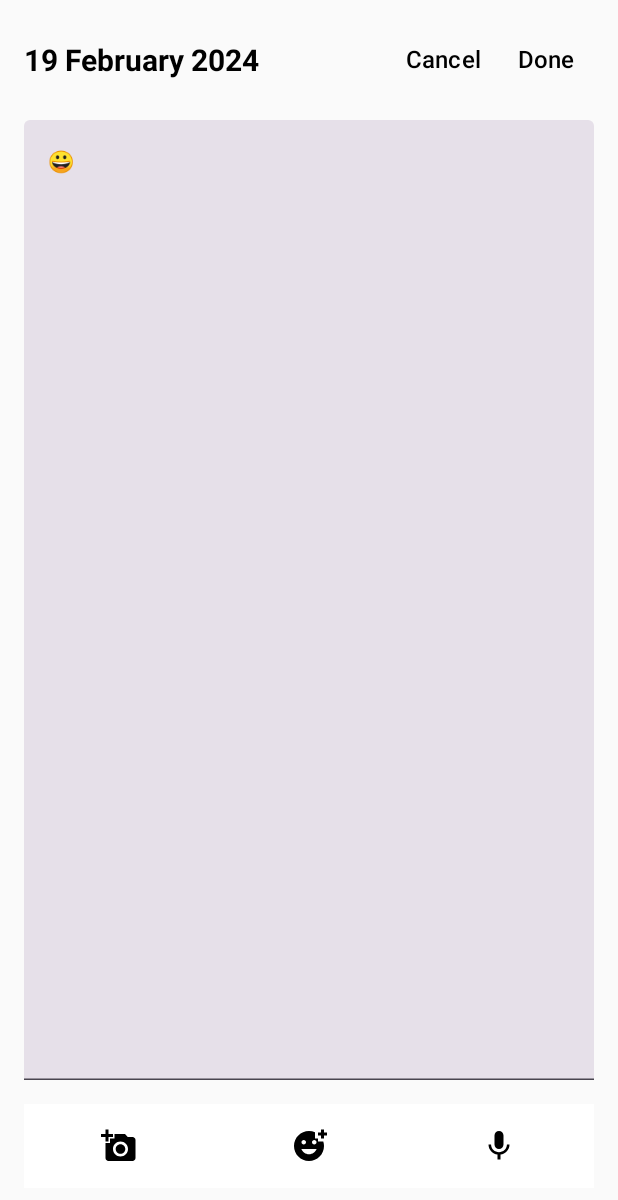
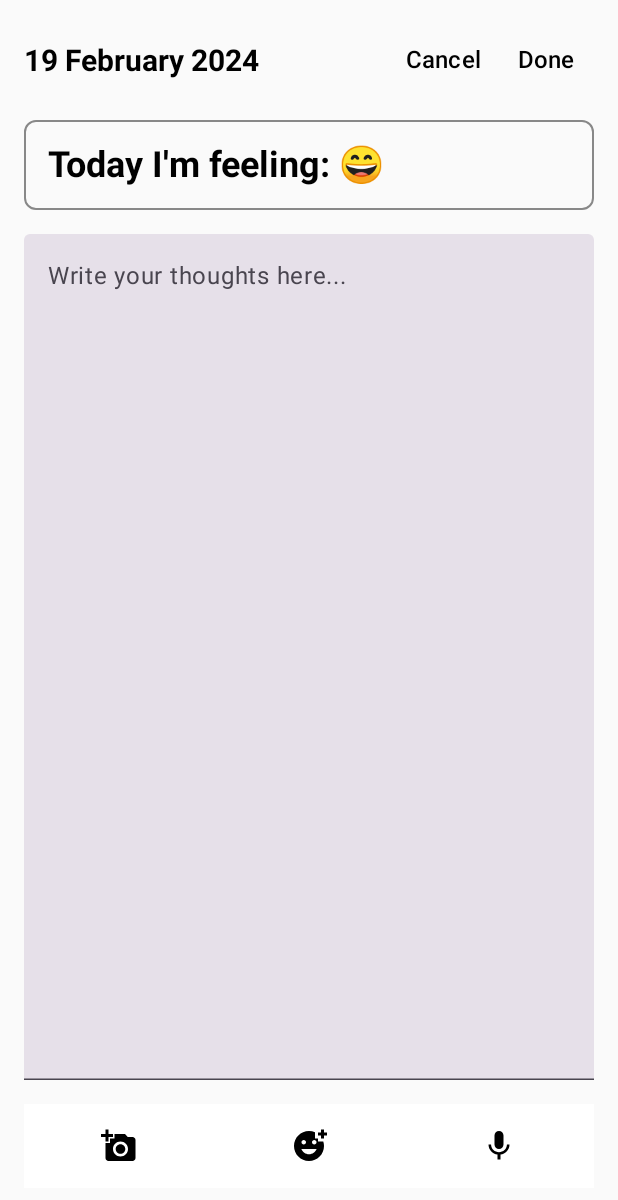
Before and after one commit to selemem/Gustavo_Final_Project, an Android app built with Jetpack Compose: the NewEntryActivity screen opened directly, with no data from a screen before it, after a tap on an icon or button, on a phone screen of 412 x 824 dp. Shown: the top 1200 px of the screen. Run offline under Robolectric (Android 15) with nearby library versions, the phone set to English and light mode, and no system bars.

Commit message:
card added for mood selection.

```diff
--- a/app/src/main/java/com/example/gustavo_final_project/CalendarActivity.kt
+++ b/app/src/main/java/com/example/gustavo_final_project/CalendarActivity.kt
@@ -6,6 +6,7 @@ import android.view.ViewGroup
 import android.widget.CalendarView
 import androidx.activity.ComponentActivity
 import androidx.activity.compose.setContent
+import androidx.compose.foundation.layout.Box
 import androidx.compose.foundation.layout.fillMaxSize
 import androidx.compose.foundation.layout.padding
 import androidx.compose.runtime.Composable
@@ -13,6 +14,7 @@ import androidx.compose.runtime.getValue
 import androidx.compose.runtime.mutableStateOf
 import androidx.compose.runtime.setValue
 import androidx.compose.ui.Modifier
+import androidx.compose.ui.graphics.Color
 import androidx.compose.ui.unit.dp
 import androidx.compose.ui.viewinterop.AndroidView
 import java.util.Calendar
@@ -62,7 +64,7 @@ class CalendarActivity : ComponentActivity(), MenuItemClickListener {
         val intent = when (item) {
             "Entries" -> Intent(this, HomePageActivity::class.java)
             "Calendar" -> Intent(this, CalendarActivity::class.java)
-            "Mood" -> Intent(this, MoodActivity::class.java)
+            "History" -> Intent(this, MoodActivity::class.java)
             "Settings" -> Intent(this, SettingsActivity::class.java)
             else -> null
         }
--- a/app/src/main/java/com/example/gustavo_final_project/NewEntryActivity.kt
+++ b/app/src/main/java/com/example/gustavo_final_project/NewEntryActivity.kt
@@ -1,60 +1,39 @@
 package com.example.gustavo_final_project
 
-import android.annotation.SuppressLint
 import android.app.Activity
-import android.content.ContentResolver
 import android.content.Intent
-import android.graphics.BitmapFactory
-import android.net.Uri
 import android.os.Bundle
 import android.speech.RecognizerIntent
 import androidx.activity.ComponentActivity
 import androidx.activity.compose.rememberLauncherForActivityResult
 import androidx.activity.compose.setContent
 import androidx.activity.result.contract.ActivityResultContracts
+import androidx.compose.foundation.border
 import androidx.compose.foundation.horizontalScroll
 import androidx.compose.foundation.layout.*
 import androidx.compose.foundation.rememberScrollState
-import androidx.compose.foundation.text.KeyboardActions
-import androidx.compose.foundation.text.KeyboardOptions
+import androidx.compose.foundation.shape.RoundedCornerShape
 import androidx.compose.material.*
 import androidx.compose.material.icons.Icons
-import androidx.compose.material.icons.filled.ArrowBack
-import androidx.compose.material.icons.filled.Star
-import androidx.compose.material3.BottomAppBar
-import androidx.compose.material3.Button
-import androidx.compose.material3.ExperimentalMaterial3Api
 import androidx.compose.material3.Icon
 import androidx.compose.material3.IconButton
-import androidx.compose.material3.LocalTextStyle
-import androidx.compose.material3.MaterialTheme
-import androidx.compose.material3.Scaffold
-import androidx.compose.material3.Surface
 import androidx.compose.material3.Text
 import androidx.compose.material3.TextButton
 import androidx.compose.material3.TextField
-import androidx.compose.material3.TextFieldDefaults
-import androidx.compose.material3.TopAppBar
 import androidx.compose.runtime.*
 import androidx.compose.ui.Alignment
-import androidx.compose.ui.ExperimentalComposeUiApi
 import androidx.compose.ui.Modifier
 import androidx.compose.ui.graphics.Color
-import androidx.compose.ui.platform.LocalSoftwareKeyboardController
 import androidx.compose.ui.text.font.FontWeight
-import androidx.compose.ui.text.input.ImeAction
-import androidx.compose.ui.text.input.KeyboardType
-import androidx.compose.ui.tooling.preview.Preview
 import androidx.compose.ui.unit.dp
 import androidx.compose.ui.unit.sp
 import java.text.SimpleDateFormat
 import java.util.*
 import androidx.compose.material.icons.extended.*
 import androidx.compose.material.icons.filled.AddAPhoto
-import androidx.compose.material.icons.filled.AddPhotoAlternate
 import androidx.compose.material.icons.filled.AddReaction
-import androidx.compose.material.icons.filled.KeyboardVoice
 import androidx.compose.material.icons.filled.Mic
+import androidx.compose.material3.ExperimentalMaterial3Api
 import androidx.compose.ui.text.style.TextAlign
 
 
@@ -64,7 +43,7 @@ class NewEntryActivity : ComponentActivity() {
         super.onCreate(savedInstanceState)
         setContent {
             val entry = intent.getParcelableExtra<Entry>("entry") // Retrieve the entry from intent extras
-            NewEntryScreen(this@NewEntryActivity, entry) { entryText, currentDate ->
+            NewEntryScreen(this@NewEntryActivity, entry) { entryText, currentDate, selectedMood ->
                 // Add the entry to the map with the current date
                 val dateInMillis = Calendar.getInstance().timeInMillis
                 entriesByDate[dateInMillis] = Entry(entryText, currentDate)
@@ -73,12 +52,12 @@ class NewEntryActivity : ComponentActivity() {
     }
 }
 
-@OptIn(ExperimentalComposeUiApi::class, ExperimentalMaterial3Api::class)
+@OptIn(ExperimentalMaterial3Api::class)
 @Composable
 fun NewEntryScreen(
     activity: Activity,
     entry: Entry?,
-    onEntryAdded: (String, String) -> Unit
+    onEntryAdded: (String, String, String?) -> Unit // Add a parameter for mood
 ) {
     var textState by remember { mutableStateOf(entry?.text ?: "") } // Set initial text to entry's text if available
     val currentDate = remember {
@@ -86,6 +65,7 @@ fun NewEntryScreen(
     }
 
     var expanded by remember { mutableStateOf(false) }
+    var selectedMood by remember { mutableStateOf<String?>(null) } // Store the selected mood
 
     val launcher = rememberLauncherForActivityResult(ActivityResultContracts.GetContent()) { uri ->
         // Handle the selected image URI here
@@ -107,11 +87,11 @@ fun NewEntryScreen(
     }
 
     val moods = listOf(
-        Pair("\uD83D\uDE00", Color.Green),     // 😄
-        Pair("\uD83D\uDE42", Color.Yellow),    // 🙂
-        Pair("\uD83D\uDE10", Color.Red),       // 😐
-        Pair("\uD83D\uDE1E", Color.Green),     // 😞
-        Pair("\uD83D\uDE22", Color.Red),       // 😢
+        Pair("\uD83D\uDE00", "😄"),     // 😄
+        Pair("\uD83D\uDE42", "🙂"),    // 🙂
+        Pair("\uD83D\uDE10", "😐"),       // 😐
+        Pair("\uD83D\uDE1E", "😞"),     // 😞
+        Pair("\uD83D\uDE22", "😢"),       // 😢
     )
 
     Column(
@@ -145,7 +125,7 @@ fun NewEntryScreen(
                     val currentDate = SimpleDateFormat("dd MMMM yyyy", Locale.getDefault()).format(Date())
 
                     // Call the callback to add the entry to the map
-                    onEntryAdded(entryText, currentDate)
+                    onEntryAdded(entryText, currentDate, selectedMood) // Pass the selected mood
 
                     val intent = Intent().apply {
                         putExtra("entryText", entryText)
@@ -163,6 +143,25 @@ fun NewEntryScreen(
                 }
             }
         }
+
+        // Mood selection section
+        selectedMood?.let { mood ->
+            Box(
+                modifier = Modifier
+                    .fillMaxWidth()
+                    .border(1.dp, Color.Gray, shape = RoundedCornerShape(8.dp))
+            ) {
+                Text(
+                    text = "Today I'm feeling: $mood",
+                    fontSize = 24.sp,
+                    color = Color.Black,
+                    fontWeight = FontWeight.Bold,
+                    modifier = Modifier.padding(16.dp)
+                )
+            }
+        }
+
+        // TextField for entering thoughts
         TextField(
             value = textState,
             onValueChange = { textState = it },
@@ -230,10 +229,10 @@ fun NewEntryScreen(
                     modifier = Modifier.horizontalScroll(rememberScrollState()),
                     horizontalArrangement = Arrangement.spacedBy(16.dp)
                 ) {
-                    moods.forEach { (emoji, color) ->
+                    moods.forEach { (emoji, mood) ->
                         IconButton(
                             onClick = {
-                                textState += emoji // Append the selected emoji to the existing text
+                                selectedMood = mood // Set the selected mood
                                 expanded = false
                             }
                         ) {
@@ -242,7 +241,7 @@ fun NewEntryScreen(
                                 fontSize = 36.sp,
                                 modifier = Modifier.size(72.dp),
                                 textAlign = TextAlign.Center,
-                                color = color
+                                color = Color.Black
                             )
                         }
                     }
```
